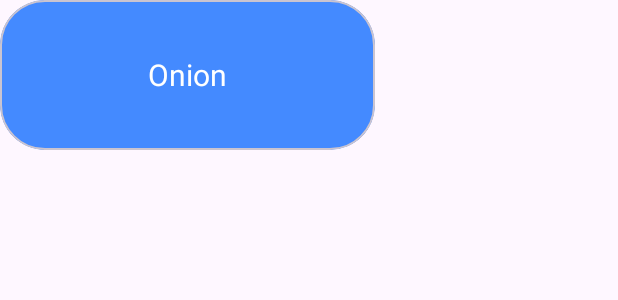
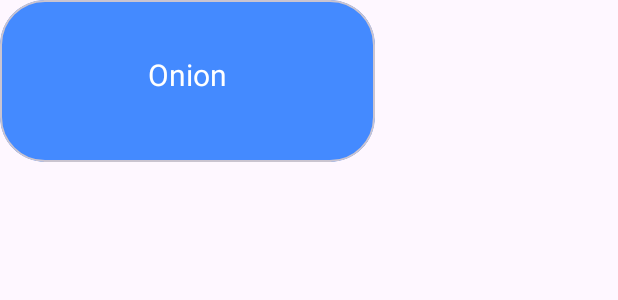
Before and after one commit to RandyJan/Ingredient_Suggestioning_MobileApp_AIBASED, an Android app: the layout reusable_user_query_view.xml on its own in the app's theme, with its tools: preview values and no code run, on a phone screen of 412 x 824 dp. Shown: the top 300 px of the screen. Run offline under Robolectric (Android 15) with nearby library versions, the phone set to English and light mode, and no system bars.

Commit message:
modified UI:keyboard editText overlapping fixed

```diff
--- a/app/src/main/AndroidManifest.xml
+++ b/app/src/main/AndroidManifest.xml
@@ -17,7 +17,8 @@
 
         <activity
             android:name=".homescreen"
-            android:exported="false" />
+            android:exported="false"
+            android:windowSoftInputMode="adjustPan"/>
         <activity
             android:name=".Signin"
             android:exported="false" />
--- a/app/src/main/res/layout/activity_homescreen.xml
+++ b/app/src/main/res/layout/activity_homescreen.xml
@@ -1,6 +1,7 @@
 <?xml version="1.0" encoding="utf-8"?>
 
 <androidx.constraintlayout.widget.ConstraintLayout
+    android:windowSoftInputMode="adjustResize"
     xmlns:android="http://schemas.android.com/apk/res/android"
     xmlns:app="http://schemas.android.com/apk/res-auto"
     android:background="@drawable/loginbg"
--- a/app/src/main/res/layout/reusable_ai_response_view.xml
+++ b/app/src/main/res/layout/reusable_ai_response_view.xml
@@ -3,7 +3,7 @@
     android:layout_width="wrap_content"
     android:layout_height="wrap_content"
     xmlns:app="http://schemas.android.com/apk/res-auto"
-    android:layout_marginBottom="8dp"
+    android:paddingBottom="20dp"
     android:gravity="left">
 
     <com.google.android.material.card.MaterialCardView
--- a/app/src/main/res/layout/reusable_user_query_view.xml
+++ b/app/src/main/res/layout/reusable_user_query_view.xml
@@ -4,12 +4,11 @@
     android:layout_height="wrap_content"
     xmlns:app="http://schemas.android.com/apk/res-auto"
     android:gravity="right"
-    android:layout_marginBottom="8dp">
+    android:paddingBottom="20dp">
 
     <com.google.android.material.card.MaterialCardView
-        android:layout_width="250dp"
-        android:layout_height="100dp"
-        android:minHeight="10dp"
+        android:layout_width="wrap_content"
+        android:layout_height="wrap_content"
         app:cardCornerRadius="30dp"
         android:layout_gravity="end"
         app:cardBackgroundColor="#448aff">
```
